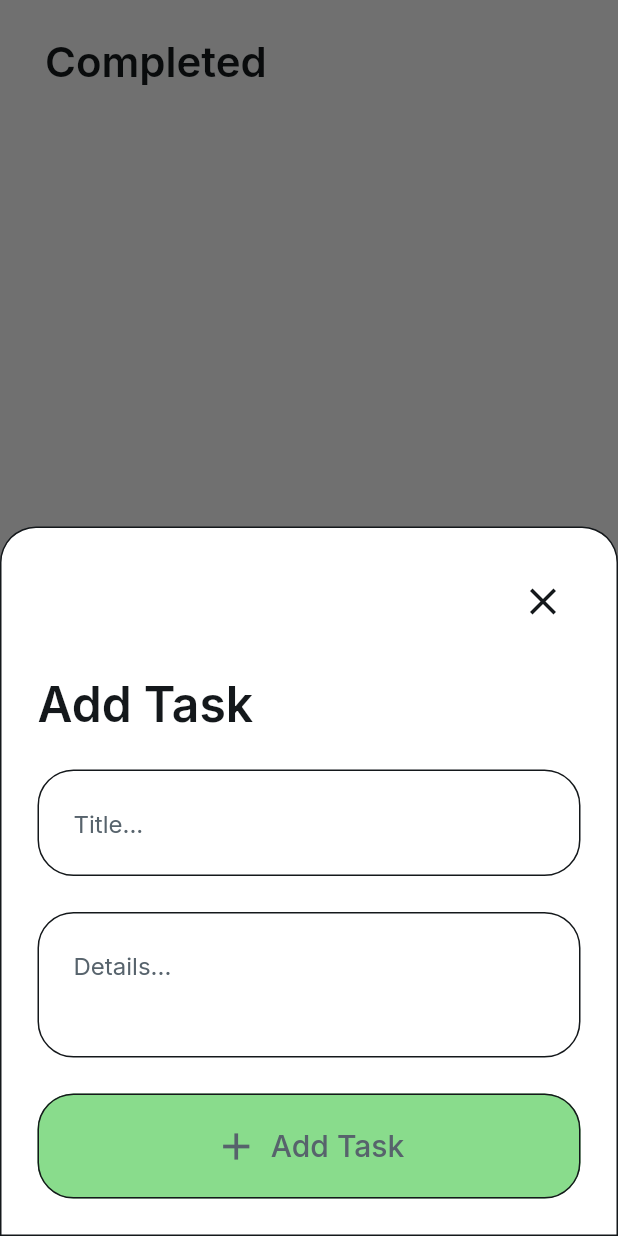
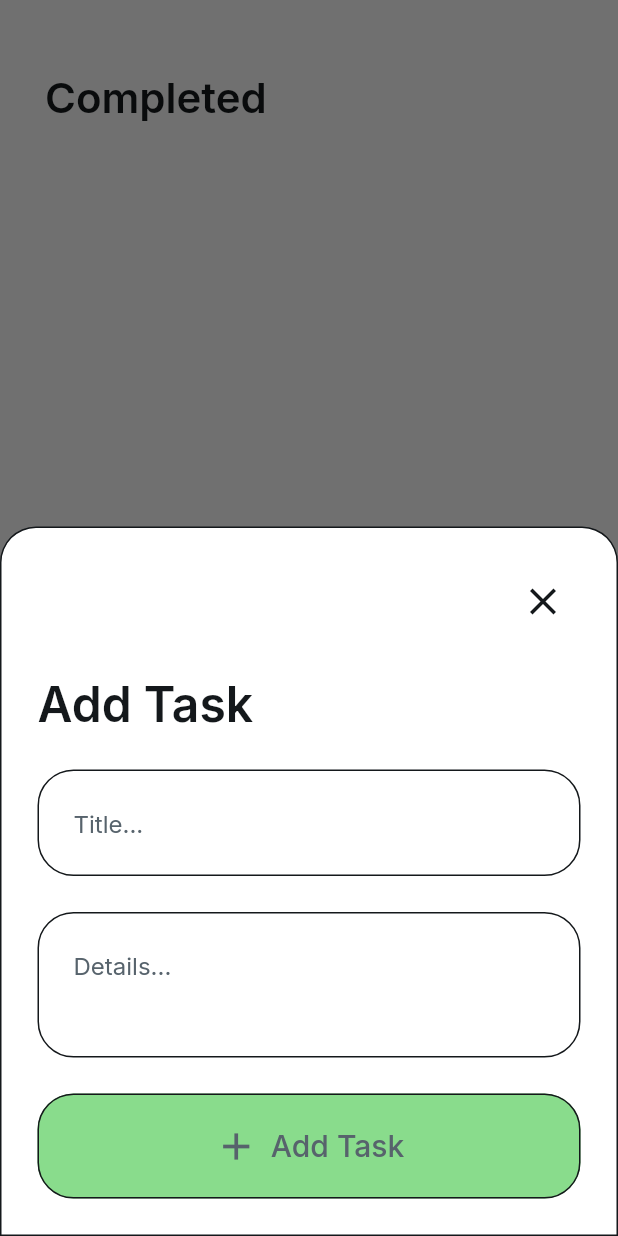
Before and after one commit to rjgolden/toDoApp, a Flutter app: the screen it shows once a user with an empty profile is signed in, item 2 of the bottom bar chosen, after a tap on the "add" icon, on a phone screen of 412 x 824 dp. Run offline on Flutter 3.47's test engine with Material 3 defaults, Android fonts, the phone set to English and light mode, and no system bars; drawn by our look-alikes of auto_size_text; our stand-ins replace cloud_firestore, easy_debounce, file_picker, firebase_auth, firebase_core, firebase_storage and 12 more; missing offline and left inert: json_path, mime_type; accounts and stored records are empty.

Commit message:
Updating to latest FlutterFlow output.

```diff
--- a/lib/completed/completed_widget.dart
+++ b/lib/completed/completed_widget.dart
@@ -42,7 +42,9 @@ class _CompletedWidgetState extends State<CompletedWidget> {
       child: Scaffold(
         key: scaffoldKey,
         backgroundColor: FlutterFlowTheme.of(context).primaryBackground,
-        floatingActionButton: FloatingActionButton(
+        floatingActionButton: Align(
+          alignment: const AlignmentDirectional(0.0, 1.0),
+          child: FloatingActionButton(
             onPressed: () {
               print('FloatingActionButton pressed ...');
             },
@@ -88,8 +90,11 @@ class _CompletedWidgetState extends State<CompletedWidget> {
               ),
             ),
           ),
+        ),
         body: Align(
           alignment: const AlignmentDirectional(0.0, 0.0),
+          child: Padding(
+            padding: const EdgeInsetsDirectional.fromSTEB(0.0, 24.0, 0.0, 0.0),
             child: Container(
               constraints: const BoxConstraints(
                 maxWidth: 400.0,
@@ -106,8 +111,9 @@ class _CompletedWidgetState extends State<CompletedWidget> {
                           const EdgeInsetsDirectional.fromSTEB(24.0, 0.0, 0.0, 0.0),
                       child: Text(
                         'Completed',
-                      style:
-                          FlutterFlowTheme.of(context).headlineMedium.override(
+                        style: FlutterFlowTheme.of(context)
+                            .headlineMedium
+                            .override(
                               fontFamily: 'Inter',
                               letterSpacing: 0.0,
                             ),
@@ -174,6 +180,7 @@ class _CompletedWidgetState extends State<CompletedWidget> {
             ),
           ),
         ),
+      ),
     );
   }
 }
--- a/lib/tasks/tasks_widget.dart
+++ b/lib/tasks/tasks_widget.dart
@@ -42,7 +42,9 @@ class _TasksWidgetState extends State<TasksWidget> {
       child: Scaffold(
         key: scaffoldKey,
         backgroundColor: FlutterFlowTheme.of(context).primaryBackground,
-        floatingActionButton: FloatingActionButton(
+        floatingActionButton: Align(
+          alignment: const AlignmentDirectional(0.0, 1.0),
+          child: FloatingActionButton(
             onPressed: () {
               print('FloatingActionButton pressed ...');
             },
@@ -88,8 +90,11 @@ class _TasksWidgetState extends State<TasksWidget> {
               ),
             ),
           ),
+        ),
         body: Align(
           alignment: const AlignmentDirectional(0.0, 0.0),
+          child: Padding(
+            padding: const EdgeInsetsDirectional.fromSTEB(0.0, 24.0, 0.0, 0.0),
             child: Container(
               constraints: const BoxConstraints(
                 maxWidth: 400.0,
@@ -106,8 +111,9 @@ class _TasksWidgetState extends State<TasksWidget> {
                           const EdgeInsetsDirectional.fromSTEB(24.0, 0.0, 0.0, 0.0),
                       child: Text(
                         'Tasks',
-                      style:
-                          FlutterFlowTheme.of(context).headlineMedium.override(
+                        style: FlutterFlowTheme.of(context)
+                            .headlineMedium
+                            .override(
                               fontFamily: 'Inter',
                               letterSpacing: 0.0,
                             ),
@@ -194,6 +200,7 @@ class _TasksWidgetState extends State<TasksWidget> {
             ),
           ),
         ),
+      ),
     );
   }
 }
```
Lines whose indentation alone changed are shown as unchanged.
